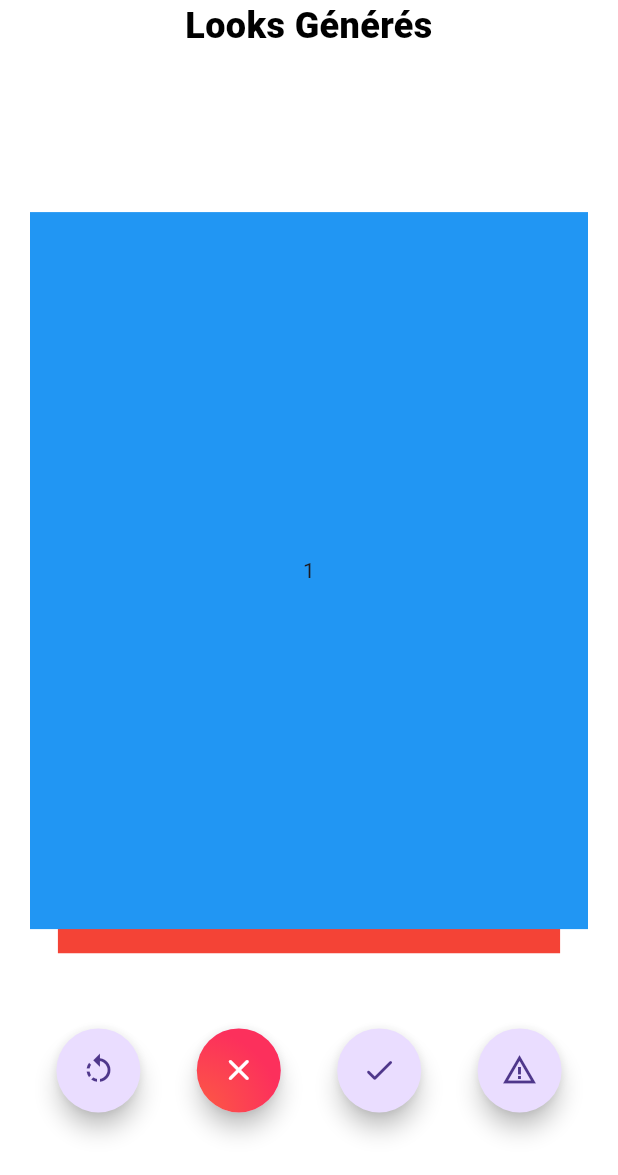
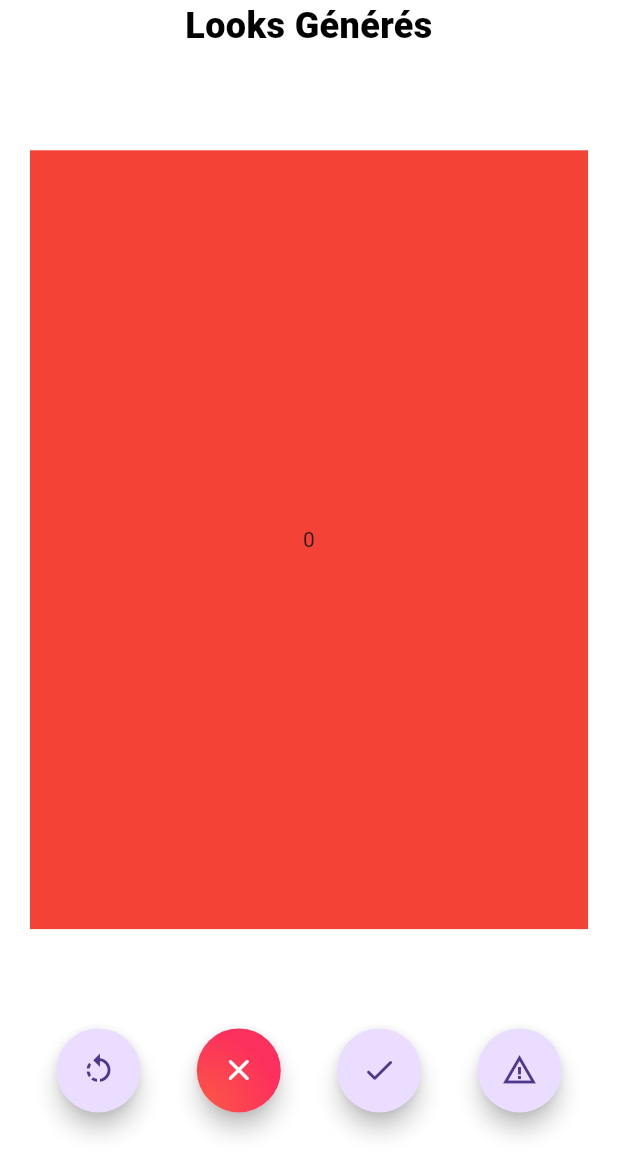
Before and after one commit to avainfo/FashApp_IATrainingApp, a Flutter app: the screen it shows after launch, on a phone screen of 412 x 824 dp. Shown: the top 1175 px of the screen. Run offline on Flutter 3.47's test engine with Material 3 defaults, Android fonts, the phone set to English and light mode, and no system bars; drawn by our look-alikes of flutter_card_swiper.

Commit message:
feat: create main swiper page with card queue optimization

```diff
--- a/lib/pages/home_page.dart
+++ b/lib/pages/home_page.dart
@@ -1,8 +1,8 @@
-import 'dart:developer';
-
 import 'package:flutter/material.dart';
 import 'package:flutter_card_swiper/flutter_card_swiper.dart';
-import 'package:ia_training_app/shared/title.dart';
+
+import '../shared/look_swiper.dart';
+import '../shared/title.dart';
 
 class HomePage extends StatefulWidget {
   const HomePage({super.key});
@@ -14,42 +14,6 @@ class HomePage extends StatefulWidget {
 class _HomePageState extends State<HomePage> {
   final CardSwiperController controller = CardSwiperController();
 
-  List<Container> cards = [
-    Container(
-      alignment: Alignment.center,
-      child: const Text('1'),
-      color: Colors.blue,
-    ),
-    Container(
-      alignment: Alignment.center,
-      child: const Text('2'),
-      color: Colors.red,
-    ),
-    Container(
-      alignment: Alignment.center,
-      child: const Text('3'),
-      color: Colors.purple,
-    ),
-    Container(
-      alignment: Alignment.center,
-      child: const Text('4'),
-      color: Colors.yellow,
-    ),
-    Container(
-      alignment: Alignment.center,
-      child: const Text('5'),
-      color: Colors.green,
-    ),
-  ];
-
-  List<Widget> showCards() {
-    List<Widget> cards = [];
-    for (int i = 0; i < 3; i++) {
-      cards.add(cards[i]);
-    }
-    return cards;
-  }
-
   @override
   Widget build(BuildContext context) {
     return Scaffold(
@@ -59,60 +23,9 @@ class _HomePageState extends State<HomePage> {
           children: [
             CustomTitle(title: "Looks Générés"),
             SizedBox(
-              height: MediaQuery.of(context).size.height / 10,
-            ),
-            Flexible(
-              child: CardSwiper(
-                cardBuilder: (context, index, percentThresholdX, percentThresholdY) {
-                  Widget card = cards[index];
-                  return card;
-                },
-                cardsCount: cards.length,
-                controller: controller,
-              ),
-            ),
-            SizedBox(
               height: MediaQuery.of(context).size.height / 20,
             ),
-            Row(
-              mainAxisAlignment: MainAxisAlignment.spaceEvenly,
-              children: [
-                FloatingActionButton(
-                  shape: CircleBorder(),
-                  onPressed: controller.undo,
-                  child: const Icon(Icons.rotate_left),
-                ),
-                FloatingActionButton(
-                  shape: CircleBorder(),
-                  onPressed: () => controller.swipe(CardSwiperDirection.left),
-                  child: Container(
-                    decoration: BoxDecoration(
-                      color: Colors.white,
-                      borderRadius: BorderRadius.circular(50),
-                      gradient: RadialGradient(
-                        colors: [Color(0xFFFC5B43), Color(0xFFFC305C)],
-                        center: AlignmentGeometry.xy(-1, 1),
-                        radius: 1,
-                      ),
-                    ),
-                    child: Center(child: const Icon(Icons.close_rounded, color: Colors.white)),
-                  ),
-                ),
-                FloatingActionButton(
-                  shape: CircleBorder(),
-                  onPressed: () => controller.swipe(CardSwiperDirection.right),
-                  child: const Icon(Icons.check_rounded),
-                ),
-                FloatingActionButton(
-                  shape: CircleBorder(),
-                  onPressed: () {
-                    // TODO : Change the action of the error button
-                    log("Error of the post");
-                  },
-                  child: const Icon(Icons.warning_amber),
-                ),
-              ],
-            ),
+            LookSwiper(controller: controller),
             SizedBox(
               height: MediaQuery.of(context).size.height / 10,
             ),
--- /dev/null
+++ b/lib/shared/look_swiper.dart
@@ -0,0 +1,139 @@
+import 'dart:collection';
+import 'dart:developer';
+
+import 'package:flutter/material.dart';
+import 'package:flutter_card_swiper/flutter_card_swiper.dart';
+
+class LookSwiper extends StatefulWidget {
+  const LookSwiper({
+    super.key,
+    required this.controller,
+    this.undoMaxCount = 2,
+    this.preloadLooksCount = 3,
+  });
+
+  final CardSwiperController controller;
+  final int undoMaxCount;
+  final int preloadLooksCount;
+
+  @override
+  State<LookSwiper> createState() => _LookSwiperState();
+}
+
+class _LookSwiperState extends State<LookSwiper> {
+  Queue<Widget> looksQueue = Queue<Widget>();
+  int looksIndex = 0;
+  int undo = 0;
+
+  List<Container> cards = [];
+
+  @override
+  void initState() {
+    for (int i = 0; i < 10; i++) {
+      cards.add(
+        Container(
+          alignment: Alignment.center,
+          color: i % 2 == 0 ? Colors.red : Colors.blue,
+          child: Text(i.toString()),
+        ),
+      );
+    }
+    reloadCards();
+    super.initState();
+  }
+
+  void reloadCards() {
+    for (Widget card in cards) {
+      looksQueue.add(card);
+    }
+
+    // TODO : Move this func into firebase swipers actions
+  }
+
+  @override
+  Widget build(BuildContext context) {
+    return Expanded(
+      child: Column(
+        children: [
+          Flexible(
+            child: CardSwiper(
+              cardBuilder: (context, index, percentThresholdX, percentThresholdY) {
+                Widget card;
+                if (looksIndex > 0) {
+                  card = looksQueue.elementAt(index - looksIndex);
+                } else {
+                  card = looksQueue.elementAt(index);
+                }
+                return card;
+              },
+              cardsCount: 99999,
+              controller: widget.controller,
+              isLoop: false,
+              onSwipe: (previousIndex, currentIndex, direction) {
+                if (undo < 0) {
+                  undo++;
+                  return true;
+                }
+                looksIndex = currentIndex! - widget.undoMaxCount;
+                if (looksIndex > 0) looksQueue.removeFirst();
+                looksQueue.elementAt(currentIndex - looksIndex);
+                if (currentIndex == 9) {
+                  reloadCards();
+                }
+                return true;
+              },
+              onUndo: (prev, cur, dir) {
+                if (undo == -widget.undoMaxCount || cur < 0) return false;
+                undo--;
+                return true;
+              },
+              numberOfCardsDisplayed: 1,
+            ),
+          ),
+          SizedBox(
+            height: MediaQuery.of(context).size.height / 20,
+          ),
+          Row(
+            mainAxisAlignment: MainAxisAlignment.spaceEvenly,
+            children: [
+              FloatingActionButton(
+                shape: CircleBorder(),
+                onPressed: widget.controller.undo,
+                child: const Icon(Icons.rotate_left),
+              ),
+              FloatingActionButton(
+                shape: CircleBorder(),
+                onPressed: () => widget.controller.swipe(CardSwiperDirection.left),
+                child: Container(
+                  decoration: BoxDecoration(
+                    color: Colors.white,
+                    borderRadius: BorderRadius.circular(50),
+                    gradient: RadialGradient(
+                      colors: [Color(0xFFFC5B43), Color(0xFFFC305C)],
+                      center: AlignmentGeometry.xy(-1, 1),
+                      radius: 1,
+                    ),
+                  ),
+                  child: Center(child: const Icon(Icons.close_rounded, color: Colors.white)),
+                ),
+              ),
+              FloatingActionButton(
+                shape: CircleBorder(),
+                onPressed: () => widget.controller.swipe(CardSwiperDirection.right),
+                child: const Icon(Icons.check_rounded),
+              ),
+              FloatingActionButton(
+                shape: CircleBorder(),
+                onPressed: () {
+                  // TODO : Change the action of the error button
+                  log("Error of the post");
+                },
+                child: const Icon(Icons.warning_amber),
+              ),
+            ],
+          ),
+        ],
+      ),
+    );
+  }
+}
--- a/pubspec.yaml
+++ b/pubspec.yaml
@@ -36,6 +36,7 @@ dependencies:
   cupertino_icons: ^1.0.8
   flutter_card_swiper: ^7.0.2
   firebase_core: ^3.13.1
+  cloud_firestore: ^5.6.8
 
 dev_dependencies:
   flutter_test:
@@ -46,7 +47,7 @@ dev_dependencies:
   # activated in the `analysis_options.yaml` file located at the root of your
   # package. See that file for information about deactivating specific lint
   # rules and activating additional ones.
-  flutter_lints: ^5.0.0
+  flutter_lints: ^6.0.0
 
 # For information on the generic Dart part of this file, see the
 # following page: https://dart.dev/tools/pub/pubspec
```
Also changed, not shown: lib/swiper/look_swiper_test.dart (added, +138 -0 lines), pubspec.lock, 4 other files.
